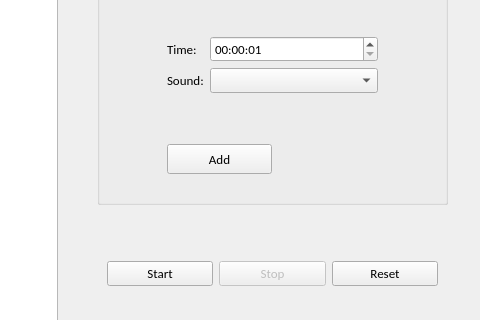
The window that task2/Timer/mainwindow.ui (tinrael/tasks) describes before a commit, drawn with Qt 5; both pictures show x 373 to 853 and y 216 to 536 of the 853 by 643 pixel window.
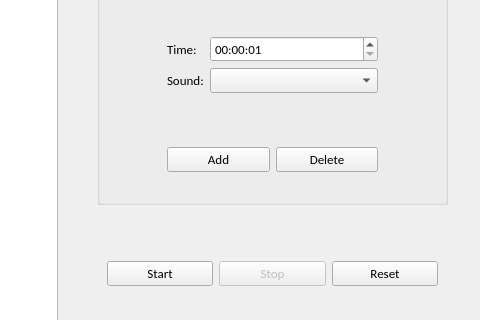
The same window after the commit.

Commit message: Added the delete button and the appropriate action

What changed in the file:
```diff
--- a/task2/Timer/mainwindow.ui
+++ b/task2/Timer/mainwindow.ui
@@ -206,15 +206,18 @@
       </item>
      </layout>
     </widget>
-    <widget class="QPushButton" name="pbAdd">
+    <widget class="QWidget" name="">
      <property name="geometry">
       <rect>
        <x>70</x>
        <y>200</y>
-       <width>105</width>
-       <height>30</height>
+       <width>211</width>
+       <height>32</height>
       </rect>
      </property>
+     <layout class="QHBoxLayout" name="hrzltAddDelete">
+      <item>
+       <widget class="QPushButton" name="pbAdd">
      <property name="font">
       <font>
        <pointsize>10</pointsize>
@@ -223,6 +226,16 @@
      <property name="text">
       <string>Add</string>
      </property>
+       </widget>
+      </item>
+      <item>
+       <widget class="QPushButton" name="pbDelete">
+        <property name="text">
+         <string>Delete</string>
+        </property>
+       </widget>
+      </item>
+     </layout>
     </widget>
    </widget>
    <widget class="QListWidget" name="lwTimers">
```
Left out of the diff: 2 changed lines with no effect on the pictures. Lines whose indentation alone changed are shown as unchanged. The commit also changes 2 other files.
